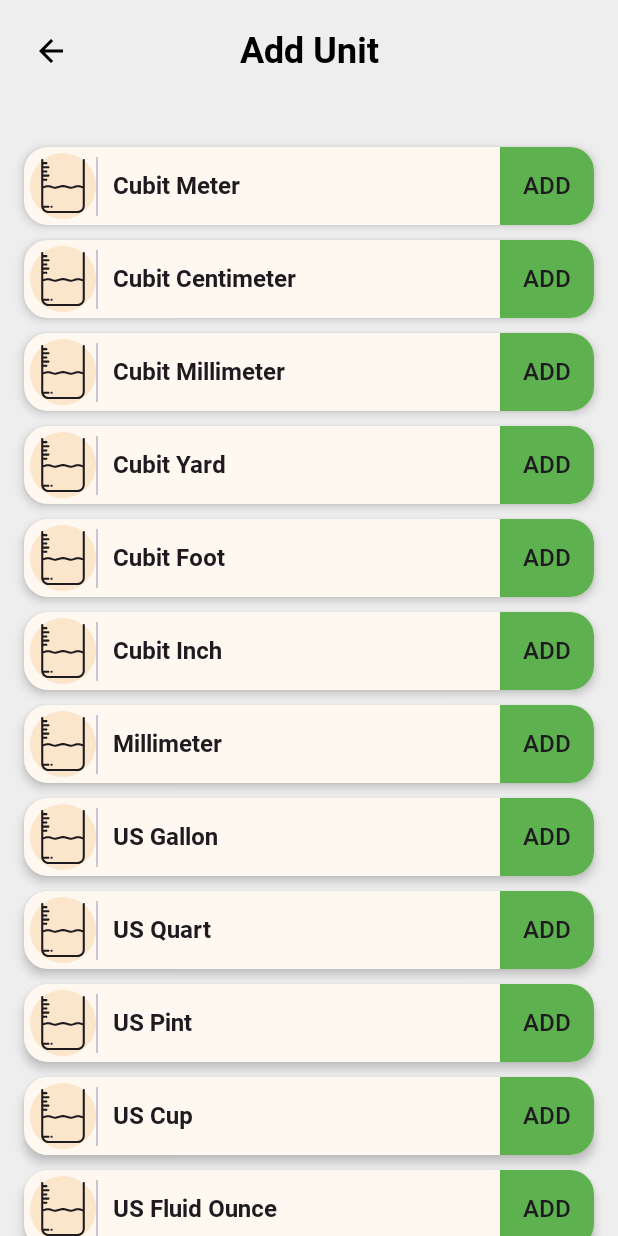
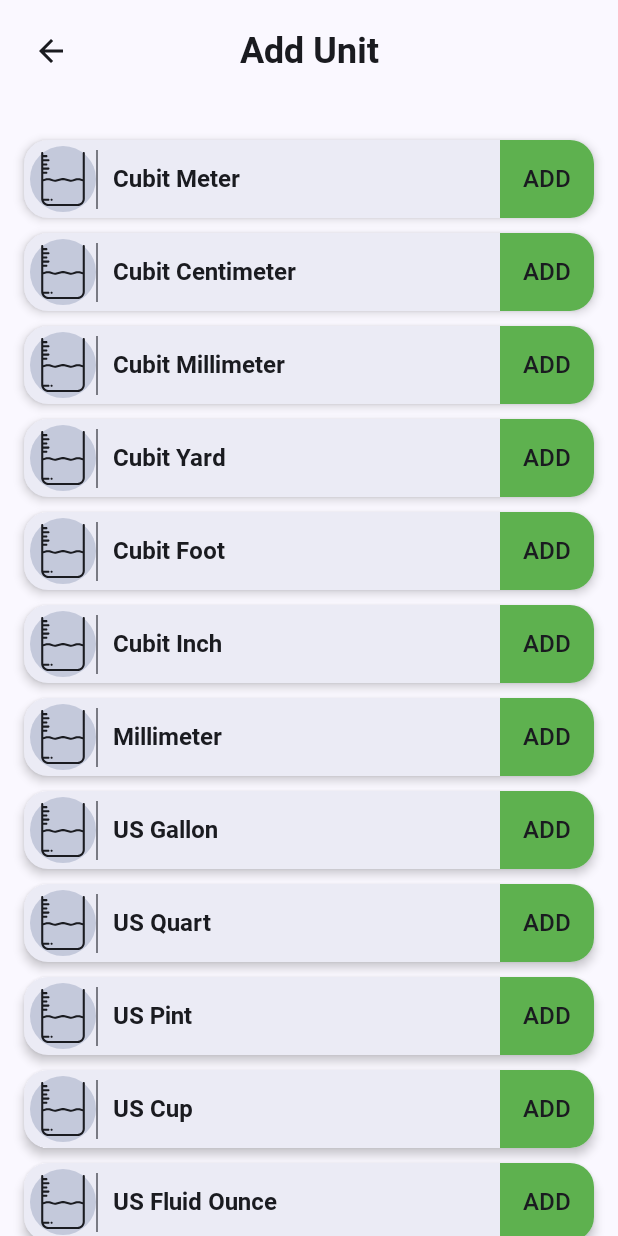
Before and after one commit to fernando-rauber/MeasureMe, an Android app built with Jetpack Compose: the composable AddUnitPage called with empty values, after a tap on "ADD", on a phone screen of 412 x 824 dp. Run offline under Robolectric (Android 15) with nearby library versions, the phone set to English and light mode, and no system bars; our stand-ins replace Room's generated code.

Commit message:
Dynamic color scheme + dark mode

```diff
--- a/app/src/main/java/uk/fernando/measure/component/MyButton.kt
+++ b/app/src/main/java/uk/fernando/measure/component/MyButton.kt
@@ -19,7 +19,7 @@ fun MyButton(
     modifier: Modifier = Modifier,
     onClick: () -> Unit,
     text: String,
-    color: Color = orange,
+    color: Color = MaterialTheme.colorScheme.primary,
     textColor: Color = Color.White,
     fontSize: TextUnit = 17.sp,
     textModifier: Modifier = Modifier,
--- a/app/src/main/java/uk/fernando/measure/component/NavigationBarTop.kt
+++ b/app/src/main/java/uk/fernando/measure/component/NavigationBarTop.kt
@@ -2,9 +2,7 @@ package uk.fernando.measure.component
 
 import androidx.annotation.DrawableRes
 import androidx.annotation.StringRes
-import androidx.compose.foundation.layout.Box
-import androidx.compose.foundation.layout.fillMaxWidth
-import androidx.compose.foundation.layout.padding
+import androidx.compose.foundation.layout.*
 import androidx.compose.material3.Icon
 import androidx.compose.material3.IconButton
 import androidx.compose.material3.MaterialTheme
@@ -52,4 +50,6 @@ fun NavigationBarTop(
             }
         }
     }
+
+    Spacer(modifier = Modifier.height(15.dp))
 }
--- a/app/src/main/java/uk/fernando/measure/page/AddUnitPage.kt
+++ b/app/src/main/java/uk/fernando/measure/page/AddUnitPage.kt
@@ -46,9 +46,7 @@ fun AddUnitPage(
 @Composable
 private fun UnitList(viewModel: AddUnitViewModel) {
     Box(
-        Modifier
-            .fillMaxSize()
-            .padding(top = 20.dp),
+        Modifier.fillMaxSize(),
         contentAlignment = Alignment.Center
     ) {
 
--- a/app/src/main/java/uk/fernando/measure/page/SettingsPage.kt
+++ b/app/src/main/java/uk/fernando/measure/page/SettingsPage.kt
@@ -7,7 +7,6 @@ import androidx.compose.foundation.Image
 import androidx.compose.foundation.clickable
 import androidx.compose.foundation.layout.*
 import androidx.compose.foundation.rememberScrollState
-import androidx.compose.foundation.shape.RoundedCornerShape
 import androidx.compose.foundation.verticalScroll
 import androidx.compose.material3.*
 import androidx.compose.runtime.Composable
@@ -49,7 +48,6 @@ fun SettingsPage(
         Column(
             Modifier
                 .padding(horizontal = 20.dp)
-                .padding(top = 20.dp)
                 .verticalScroll(rememberScrollState())
         ) {
 
@@ -133,6 +131,7 @@ private fun CustomSettingsResourcesCard(
     Surface(
         modifier = modifier,
         shape = MaterialTheme.shapes.small,
+        tonalElevation = 2.dp,
         shadowElevation = 4.dp
     ) {
         Row(
@@ -198,6 +197,7 @@ private fun CustomSettingsPremiumCard(
 ) {
     Surface(
         shape = MaterialTheme.shapes.small,
+        tonalElevation = 2.dp,
         shadowElevation = 4.dp
     ) {
         Row(
--- a/app/src/main/java/uk/fernando/measure/theme/Theme.kt
+++ b/app/src/main/java/uk/fernando/measure/theme/Theme.kt
@@ -45,14 +45,11 @@ private val LightColorScheme = lightColorScheme(
 fun MeasureMeTheme(
     darkTheme: Boolean = isSystemInDarkTheme(),
     // Dynamic color is available on Android 12+
-    dynamicColor: Boolean = false,
+    dynamicColor: Boolean = true,
     content: @Composable () -> Unit
 ) {
     val colorScheme = when {
-        dynamicColor && Build.VERSION.SDK_INT >= Build.VERSION_CODES.S -> {
-            val context = LocalContext.current
-            if (darkTheme) dynamicDarkColorScheme(context) else dynamicLightColorScheme(context)
-        }
+        dynamicColor && Build.VERSION.SDK_INT >= Build.VERSION_CODES.S -> if (darkTheme) dynamicDarkColorScheme(LocalContext.current) else dynamicLightColorScheme(LocalContext.current)
         darkTheme -> DarkColorScheme
         else -> LightColorScheme
     }
```
Also changed, not shown: app/src/main/java/uk/fernando/measure/activity/MainActivity.kt (+7 -1 lines), app/src/main/java/uk/fernando/measure/component/MyBackground.kt (+4 -4 lines), app/src/main/java/uk/fernando/measure/page/UnitPage.kt (+2 -6 lines).
